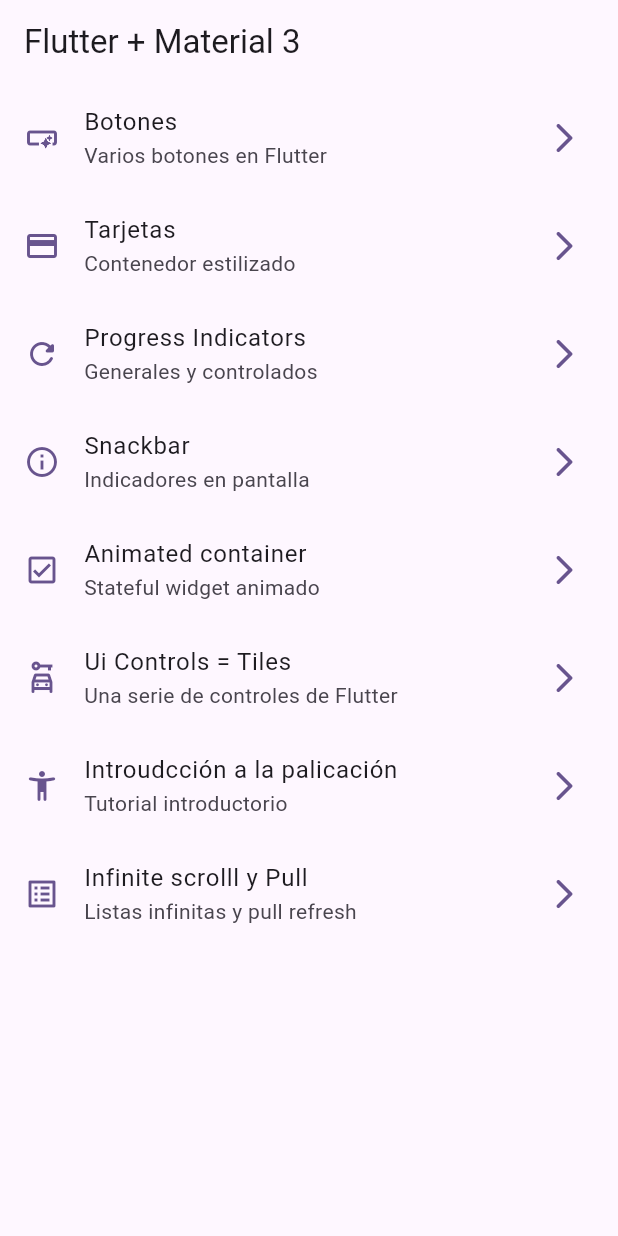
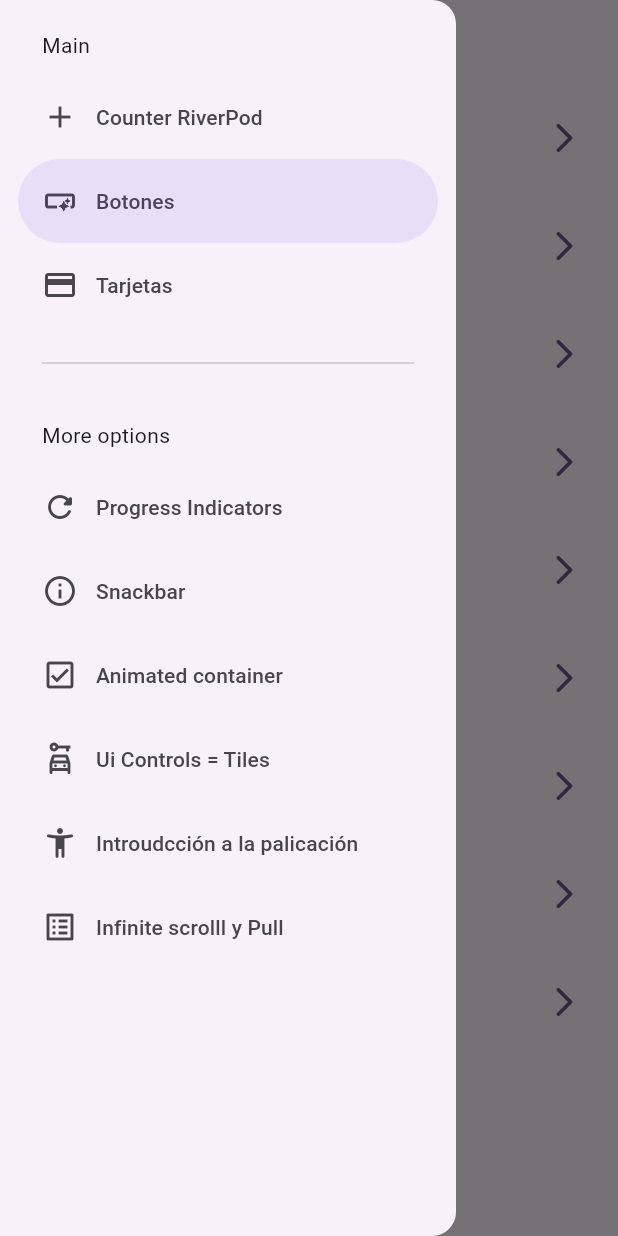
Before and after one commit to Meikez/Flutter-Widgets, a Flutter app: the screen it shows after launch, with the side drawer open (before the commit the screen has no drawer), on a phone screen of 412 x 824 dp. Run offline on Flutter 3.47's test engine with Material 2 defaults, Android fonts, the phone set to English and light mode, and no system bars; our stand-ins replace animate_do, go_router.

Commit message:
Terminamos el menu y preparamos para ver riverpod

```diff
--- a/lib/config/menu/menu_items.dart
+++ b/lib/config/menu/menu_items.dart
@@ -14,6 +14,12 @@ class MenuItem {
 }
 
 const List<MenuItem> appMenuItems = [
+  MenuItem(
+    title: 'Counter RiverPod',
+    subtitle: 'Control de estado con RiverPod',
+    link: '/counter',
+    icon: Icons.add,
+  ),
   MenuItem(
       title: 'Botones',
       subtitle: 'Varios botones en Flutter',
@@ -60,4 +66,5 @@ const List<MenuItem> appMenuItems = [
     link: '/infinite',
     icon: Icons.list_alt_outlined,
   ),
+
 ];
--- a/lib/config/router/app_router.dart
+++ b/lib/config/router/app_router.dart
@@ -51,4 +51,9 @@ final appRouter = GoRouter(
       name: InfiniteScrollScreen.name,
       builder: (context, state) => const InfiniteScrollScreen(),
     ),
+    GoRoute(
+      path: '/counter',
+      name: CounterScreen.name,
+      builder: (context, state) => const CounterScreen(),
+    ),
   ]);
--- a/lib/presentation/screens/home/home_screen.dart
+++ b/lib/presentation/screens/home/home_screen.dart
@@ -1,7 +1,7 @@
 import 'package:flutter/material.dart';
 import 'package:go_router/go_router.dart';
 import 'package:widgets_app/config/menu/menu_items.dart';
-
+import 'package:widgets_app/presentation/widgets/side_menu.dart';
 
 class HomeScreen extends StatelessWidget {
   static const String name = 'home_screen';
@@ -9,12 +9,16 @@ class HomeScreen extends StatelessWidget {
 
   @override
   Widget build(BuildContext context) {
+    final scaffoldKey = GlobalKey<ScaffoldState>();
     return Scaffold(
-      appBar: AppBar(
-        title: const Text('Flutter + Material 3'),
-      ),
-      body: const _HomeView(),
-    );
+        key: scaffoldKey,
+        appBar: AppBar(
+          title: const Text('Flutter + Material 3'),
+        ),
+        body: const _HomeView(),
+        drawer: SideMenu(
+          scaffoldKey: scaffoldKey,
+        ));
   }
 }
 
--- a/lib/presentation/screens/screens.dart
+++ b/lib/presentation/screens/screens.dart
@@ -1,3 +1,5 @@
+export 'package:widgets_app/presentation/screens/counter/counter_screen.dart';
+
 export 'package:widgets_app/presentation/screens/animated/animated_screen.dart';
 export 'package:widgets_app/presentation/screens/app_tutorial/app_tutorial_screen.dart';
 export 'package:widgets_app/presentation/screens/infinite_scroll/infinite_scroll_screen.dart';
--- /dev/null
+++ b/lib/presentation/widgets/side_menu.dart
@@ -0,0 +1,50 @@
+import 'package:flutter/material.dart';
+import 'package:go_router/go_router.dart';
+import 'package:widgets_app/config/menu/menu_items.dart';
+
+class SideMenu extends StatefulWidget {
+  final GlobalKey<ScaffoldState> scaffoldKey;
+  const SideMenu({super.key, required this.scaffoldKey});
+
+  @override
+  State<SideMenu> createState() => _SideMenuState();
+}
+
+class _SideMenuState extends State<SideMenu> {
+  int navDraweIndex = 1;
+  @override
+  Widget build(BuildContext context) {
+    final hasNotch = MediaQuery.of(context).viewPadding.top >
+        35; //si supera los 35 podemos deducir que itene notch
+    return NavigationDrawer(
+        selectedIndex: navDraweIndex,
+        onDestinationSelected: (value) {
+          setState(() {
+            navDraweIndex = value;
+          });
+
+          final menuItem = appMenuItems[value];
+          context.push(menuItem.link);
+          widget.scaffoldKey.currentState?.closeDrawer(); //usamos widget para hacer ref a un atributo del stateful y no del state
+        },
+        children: [
+          Padding(
+            padding: EdgeInsets.fromLTRB(28, hasNotch ? 10 : 20, 16, 10),
+            child: const Text('Main'),
+          ),
+          ...appMenuItems.sublist(0, 3).map((item) =>
+              NavigationDrawerDestination(
+                  icon: Icon(item.icon), label: Text(item.title))),
+          const Padding(
+            padding: EdgeInsets.fromLTRB(28, 16, 28, 10),
+            child: Divider(),
+          ),
+          Padding(
+            padding: EdgeInsets.fromLTRB(28, hasNotch ? 10 : 20, 16, 10),
+            child: const Text('More options'),
+          ),
+          ...appMenuItems.sublist(3).map((item) => NavigationDrawerDestination(
+              icon: Icon(item.icon), label: Text(item.title))),
+        ]);
+  }
+}
```
Also changed, not shown: lib/presentation/screens/counter/counter_screen.dart (added, +25 -0 lines).
